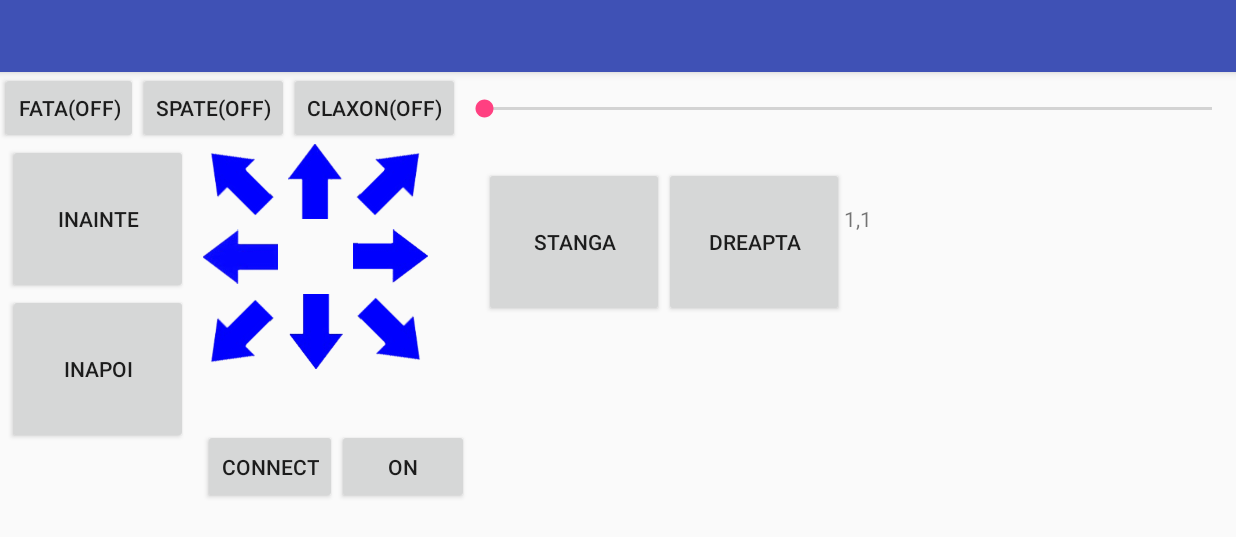
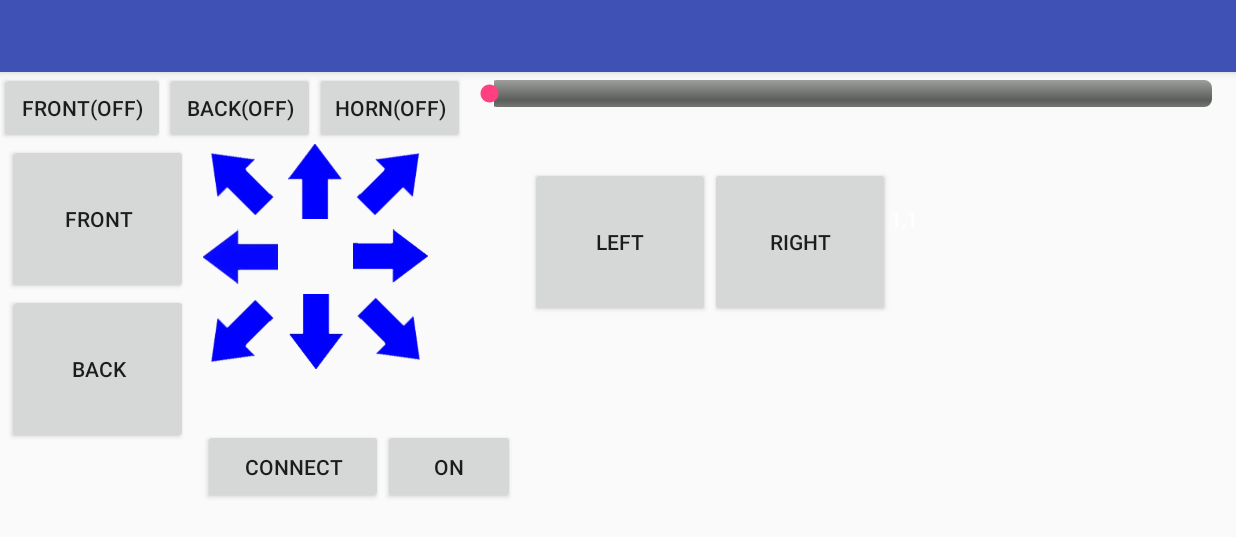
Before and after one commit to ionutmodo/BluetoothController, an Android app: the screen it shows after launch (MainActivity), on a phone screen of 824 x 412 dp (held sideways). Shown: the top 537 px of the screen. Run offline under Robolectric (Android 15) with nearby library versions, the phone set to English and light mode, and no system bars.

Commit message:
added english text for buttons and increased progress bar height

```diff
--- a/app/src/main/res/layout/activity_main.xml
+++ b/app/src/main/res/layout/activity_main.xml
@@ -12,28 +12,33 @@
 
         <Button
             android:id="@+id/button_lights_front"
-            android:layout_width="wrap_content"
+            android:layout_width="110dp"
             android:layout_height="wrap_content"
-            android:text="Fata(off)"/>
+            android:text="FRONT(OFF)" />
 
         <Button
             android:id="@+id/button_lights_back"
-            android:layout_width="wrap_content"
+            android:layout_width="100dp"
             android:layout_height="wrap_content"
-            android:text="Spate(off)"/>
+            android:text="BACK(OFF)"/>
 
         <Button
             android:id="@+id/button_horn"
-            android:layout_width="wrap_content"
+            android:layout_width="100dp"
             android:layout_height="wrap_content"
-            android:text="Claxon(off)"/>
+            android:text="HORN(OFF)"/>
 
         <SeekBar
             android:id="@+id/seekbar_speed"
             android:layout_width="match_parent"
             android:layout_height="wrap_content"
-            android:layout_marginTop="15dp"
-            android:max="100"/>
+            android:layout_marginTop="5dp"
+            android:indeterminateOnly="false"
+            android:progressDrawable="@android:drawable/progress_horizontal"
+            android:indeterminateDrawable="@android:drawable/progress_horizontal"
+            android:minHeight="5dp"
+            android:maxHeight="50dp"
+            android:max="109"/>
     </LinearLayout>
 
     <LinearLayout
@@ -53,13 +58,13 @@
                 android:id="@+id/button_forward"
                 android:layout_width="120dp"
                 android:layout_height="100dp"
-                android:text="Inainte"/>
+                android:text="FRONT"/>
 
             <Button
                 android:id="@+id/button_backward"
                 android:layout_width="120dp"
                 android:layout_height="100dp"
-                android:text="Inapoi"/>
+                android:text="BACK"/>
         </LinearLayout>
 
         <LinearLayout
@@ -150,10 +155,10 @@
 
                 <Button
                     android:id="@+id/button_connect"
-                    android:layout_width="wrap_content"
+                    android:layout_width="120dp"
                     android:layout_height="50dp"
                     android:layout_marginTop="40dp"
-                    android:text="Connect"/>
+                    android:text="CONNECT"/>
 
                 <Button
                     android:id="@+id/button_open"
@@ -174,19 +179,21 @@
                 android:layout_width="120dp"
                 android:layout_height="100dp"
                 android:layout_marginTop="15dp"
-                android:text="Stanga"/>
+                android:text="LEFT"/>
 
             <Button
                 android:id="@+id/button_right"
                 android:layout_width="120dp"
                 android:layout_height="100dp"
                 android:layout_marginTop="15dp"
-                android:text="Dreapta"/>
+                android:text="RIGHT"/>
+
             <TextView
                 android:id="@+id/textview_info"
                 android:layout_width="wrap_content"
                 android:layout_height="wrap_content"
-                android:text="1,1"/>
+                android:text="1,1"
+                android:textColor="@android:color/white" />
 
         </LinearLayout>
     </LinearLayout>
```
